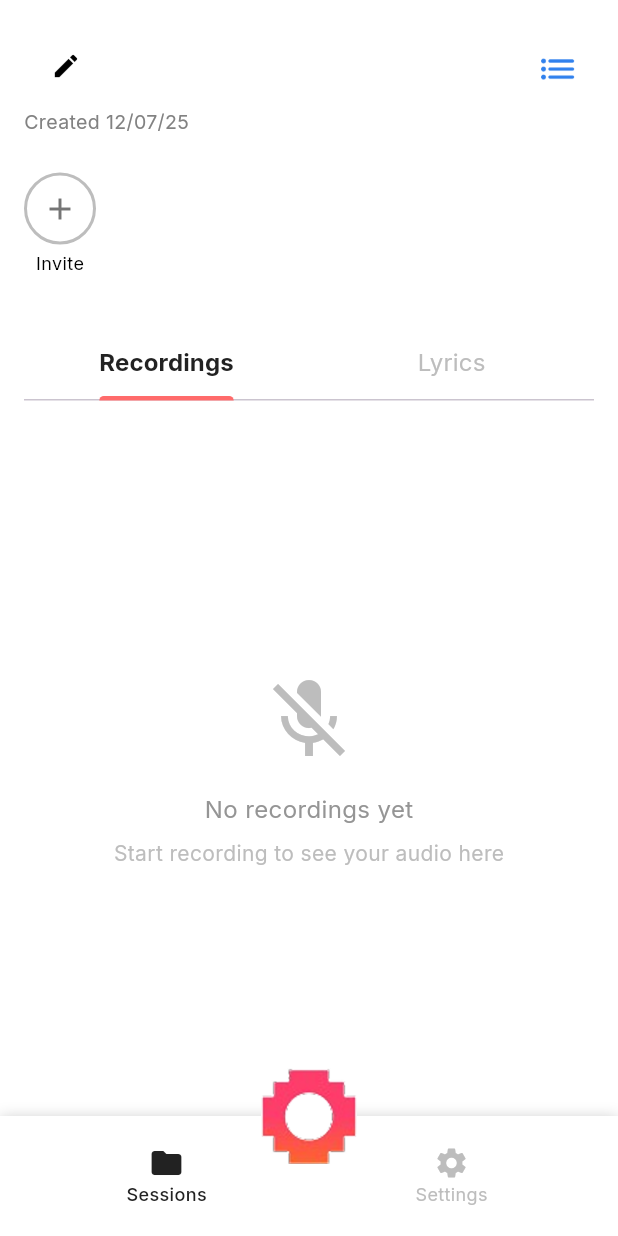
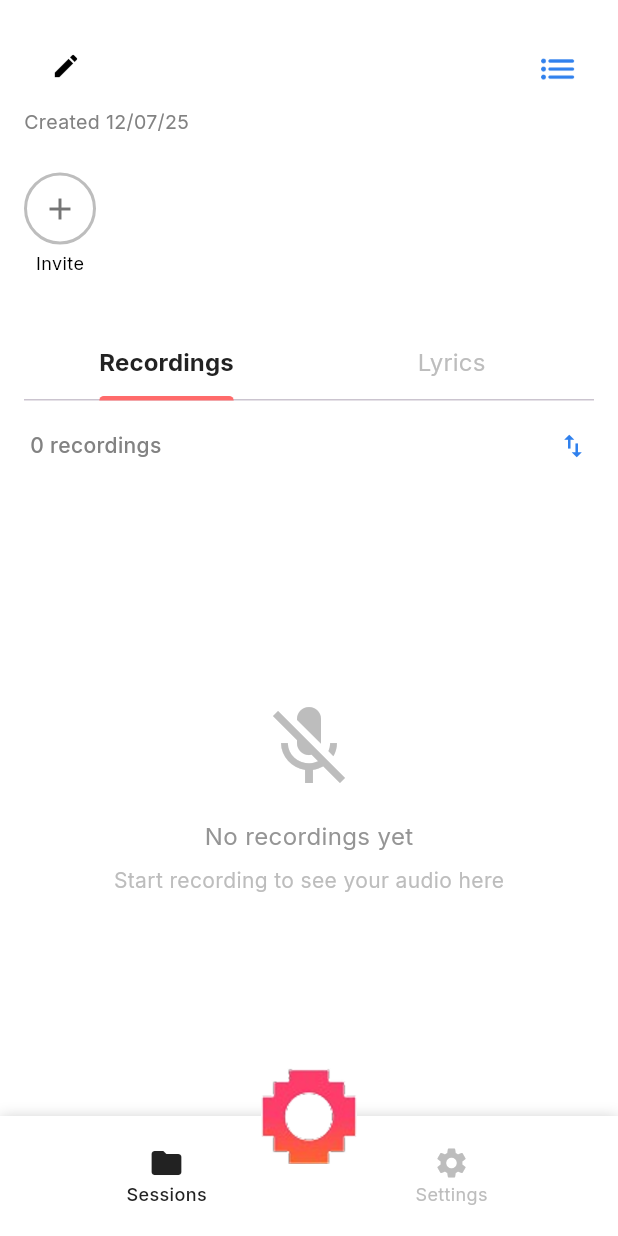
Before and after one commit to Najaf555/cord-app, a Flutter app: the SessionDetailView screen opened directly with empty values, on a phone screen of 412 x 824 dp. Run offline on Flutter 3.47's test engine with Material 3 defaults, Android fonts, the light colour scheme and no system bars; our stand-ins replace cloud_firestore, firebase_auth, firebase_core, firebase_messaging, flutter_slidable, get and 6 more; missing offline and left inert: flutter_facebook_auth, flutter_sound; accounts and stored records are empty; project files that could hold a hidden picture were left out.

Commit message:
after making recording screen list lestening for live changes

```diff
--- a/lib/models/recording.dart
+++ b/lib/models/recording.dart
@@ -18,6 +18,7 @@ class Recording {
   final DateTime createdAt;
   final String fileName;
   final String? name; // Optional name field for backward compatibility
+  final String userAvatarUrl;
 
   Recording({
     required this.recordingId,
@@ -27,6 +28,7 @@ class Recording {
     required this.createdAt,
     required this.fileName,
     this.name,
+    this.userAvatarUrl = '',
   });
 
   // Factory constructor to create Recording from Firestore document
@@ -39,6 +41,7 @@ class Recording {
       createdAt: (data['createdAt'] as Timestamp?)?.toDate() ?? DateTime.now(),
       fileName: data['fileName'] ?? '',
       name: data['name'],
+      userAvatarUrl: data['userAvatarUrl'] ?? '',
     );
   }
 
@@ -52,6 +55,22 @@ class Recording {
       'recordingId': recordingId,
       'fileName': fileName,
       if (name != null) 'name': name,
+      if (userAvatarUrl.isNotEmpty) 'userAvatarUrl': userAvatarUrl,
     };
   }
+
+  Recording copyWith({
+    String? userAvatarUrl,
+  }) {
+    return Recording(
+      recordingId: recordingId,
+      userId: userId,
+      fileUrl: fileUrl,
+      duration: duration,
+      createdAt: createdAt,
+      fileName: fileName,
+      name: name,
+      userAvatarUrl: userAvatarUrl ?? this.userAvatarUrl,
+    );
+  }
 }
--- a/lib/views/session_detail_view.dart
+++ b/lib/views/session_detail_view.dart
@@ -617,27 +617,54 @@ class _SessionDetailViewState extends State<SessionDetailView>
                       ],
                     ),
                     const SizedBox(height: 16),
+                    // Row with number of recordings (left) and sort button (right)
+                    Padding(
+                      padding: const EdgeInsets.symmetric(horizontal: 4.0, vertical: 4.0),
+                      child: Row(
+                        children: [
+                          Obx(() {
+                            final count = controller.recordings.length;
+                            return Text(
+                              '$count recording${count == 1 ? '' : 's'}',
+                              style: const TextStyle(
+                                fontSize: 14,
+                                color: Color(0xFF828282),
+                                fontWeight: FontWeight.w500,
+                              ),
+                            );
+                          }),
+                          const Spacer(),
+                          GestureDetector(
+                            onTap: () {
+                              controller.toggleSortOrder();
+                            },
+                            child: Tooltip(
+                              message: controller.isDescendingOrder.value
+                                  ? 'Newest first (click to change to oldest first)'
+                                  : 'Oldest first (click to change to newest first)',
+                              child: Obx(() => Icon(
+                                    Icons.swap_vert,
+                                    color: controller.isDescendingOrder.value
+                                        ? const Color(0xFF2F80ED)
+                                        : const Color(0xFF000000),
+                                    size: 20,
+                                  )),
+                            ),
+                          ),
+                        ],
+                      ),
+                    ),
+                    const SizedBox(height: 8),
                     Expanded(
                       child: TabBarView(
                         controller: _tabController,
                         children: [
-                          StreamBuilder<List<dynamic>>(
-                            stream: controller.recordingsStream,
-                            builder: (context, snapshot) {
-                              if (snapshot.connectionState == ConnectionState.waiting) {
-                                return const Center(
-                                  child: CircularProgressIndicator(),
-                                );
-                              }
-                              if (snapshot.hasError) {
-                                return Center(
-                                  child: Text(
-                                    'Error loading recordings: ${snapshot.error}',
-                                    style: const TextStyle(color: Colors.grey),
-                                  ),
-                                );
-                              }
-                              final recordings = snapshot.data ?? [];
+                          // Recordings tab
+                          Obx(() {
+                            if (controller.isRecordingsLoading.value) {
+                              return const Center(child: CircularProgressIndicator());
+                            }
+                            final recordings = controller.recordings;
                             if (recordings.isEmpty) {
                               return const Center(
                                 child: Column(
@@ -668,22 +695,18 @@ class _SessionDetailViewState extends State<SessionDetailView>
                                 ),
                               );
                             }
-                              // Sort the recordings based on isDescendingOrder observable
-                              final sortedRecordings = List<dynamic>.from(recordings);
-                              if (controller.isDescendingOrder.value) {
-                                sortedRecordings.sort((a, b) => b.createdAt.compareTo(a.createdAt));
-                              } else {
-                                sortedRecordings.sort((a, b) => a.createdAt.compareTo(b.createdAt));
-                              }
-                              return ListView.separated(
-                                itemCount: sortedRecordings.length,
+                            return RefreshIndicator(
+                              color: Color(0xFFFF9800),
+                              onRefresh: controller.refreshRecordings,
+                              child: ListView.separated(
+                                itemCount: recordings.length,
                                 separatorBuilder: (_, __) => const Divider(
                                   height: 1,
                                   thickness: 1,
                                   color: Color(0xFFF0F0F0),
                                 ),
                                 itemBuilder: (context, index) {
-                                  final recording = sortedRecordings[index];
+                                  final recording = recordings[index];
                                   return Slidable(
                                     key: ValueKey(recording.recordingId),
                                     endActionPane: ActionPane(
@@ -733,8 +756,8 @@ class _SessionDetailViewState extends State<SessionDetailView>
                                     ),
                                     child: InkWell(
                                       onTap: () {
-                                        print("recording.recordingId: ${recording.recordingId}");
-                                        print("recording.fileUrl: ${recording.fileUrl}");
+                                        print("recording.recordingId: "+recording.recordingId);
+                                        print("recording.fileUrl: "+recording.fileUrl);
                                         // Show paused_recording screen as modal bottom sheet
                                         showModalBottomSheet(
                                           context: context,
@@ -764,8 +787,7 @@ class _SessionDetailViewState extends State<SessionDetailView>
                                             Expanded(
                                               child: Column(
                                                 crossAxisAlignment:
-                                                    CrossAxisAlignment
-                                                        .start,
+                                                    CrossAxisAlignment.start,
                                                 children: [
                                                   Row(
                                                     children: [
@@ -839,15 +861,20 @@ class _SessionDetailViewState extends State<SessionDetailView>
                                               crossAxisAlignment:
                                                   CrossAxisAlignment.end,
                                               children: [
-                                                // User avatar placeholder - can be enhanced to fetch user info from userId
+                                                // User avatar
                                                 CircleAvatar(
                                                   radius: 16,
                                                   backgroundColor: Colors.grey[200],
-                                                  child: Icon(
+                                                  backgroundImage: (recording.userAvatarUrl.isNotEmpty)
+                                                      ? NetworkImage(recording.userAvatarUrl)
+                                                      : null,
+                                                  child: (recording.userAvatarUrl.isEmpty)
+                                                      ? Icon(
                                                           Icons.person,
                                                           size: 20,
                                                           color: Colors.grey[600],
-                                                  ),
+                                                        )
+                                                      : null,
                                                 ),
                                                 const SizedBox(height: 4),
                                                 Row(
@@ -887,11 +914,10 @@ class _SessionDetailViewState extends State<SessionDetailView>
                                     ),
                                   );
                                 },
-                              );
-                            },
-                          ),
-
-                          // Lyrics Tab Content (custom, matches image)
+                              ),
+                            );
+                          }),
+                          // Lyrics tab (unchanged)
                           const _LyricsTabImageExact(),
                         ],
                       ),
@@ -912,7 +938,7 @@ class _SessionDetailViewState extends State<SessionDetailView>
               context: context,
               isScrollControlled: true,
               backgroundColor: Colors.transparent,
-              builder: (context) => SizedBox.expand(child: NewRecordingScreen()),
+              builder: (context) => SizedBox.expand(child: NewRecordingScreen(sessionId: widget.session.id, sessionName: widget.session.name)),
             );
           },
           elevation: 0,
```
Also changed, not shown: lib/controllers/session_controller.dart (+125 -46 lines), lib/controllers/session_detail_controller.dart (+92 -5 lines), lib/views/new_recording.dart (+5 -3 lines), lib/views/settings_view.dart (+13 -6 lines). Lines whose indentation alone changed are shown as unchanged.
